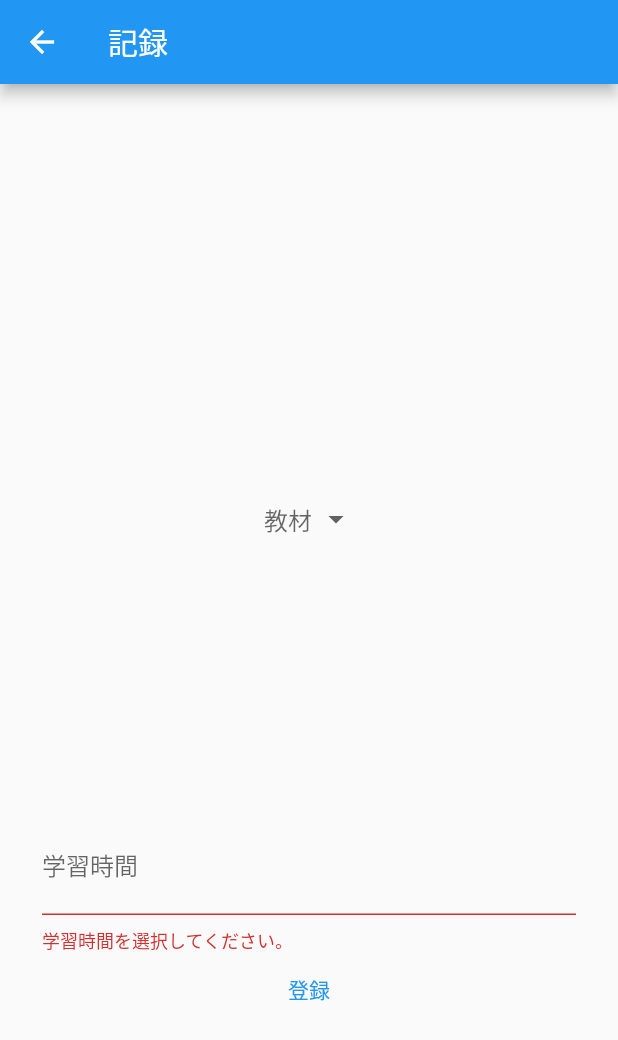
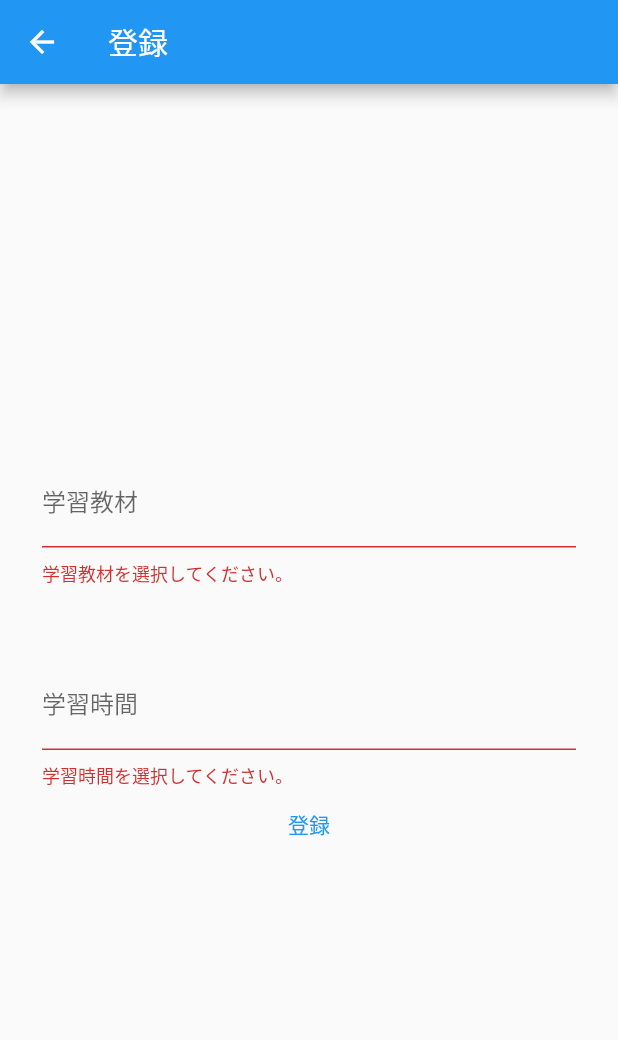
Before and after one commit to trm11tkr/learning-management-app, a Flutter app: the EditRecordPage screen opened directly, after a tap on "登録", on a phone screen of 412 x 824 dp. Shown: the top 1040 px of the screen. Run offline on Flutter 3.47's test engine with Material 2 defaults, Android fonts, the phone set to English and light mode, and no system bars; our stand-ins replace flutter_hooks, freezed_annotation, hooks_riverpod.

Commit message:
学習記録の編集をドラムロール式に統一

```diff
--- a/lib/presentation/pages/edit_record_page.dart
+++ b/lib/presentation/pages/edit_record_page.dart
@@ -3,8 +3,8 @@ import 'package:flutter/cupertino.dart';
 
 import 'package:hooks_riverpod/hooks_riverpod.dart';
 import 'package:flutter_hooks/flutter_hooks.dart';
-import 'package:learning_management_app/provider/record_provider.dart';
 
+import '../../provider/record_provider.dart';
 import '../../model/entities/record.dart';
 import '../../provider/material_provider.dart';
 
@@ -16,19 +16,25 @@ class EditRecordPage extends HookConsumerWidget {
   @override
   Widget build(BuildContext context, WidgetRef ref) {
     final materialData = ref.watch(materialProvider);
-    final dropDownValue = useState<String>(record?.materialId ?? '');
     final timerController = useTextEditingController();
+    final materialController = useTextEditingController();
     final form = GlobalKey<FormState>();
 
     useEffect(() {
       if (record != null) {
-        timerController.text = record?.learningTime.toString() ?? "";
+        materialController.text = ref
+            .watch(materialProvider.notifier)
+            .getById(record!.materialId)
+            .title;
+        timerController.text = record!.learningTime.toString();
       }
     }, const []);
 
-    void showPicker() {
-      final List<int> timer = [30, 60, 90, 120, 150, 180, 210, 240, 300];
-      final pickerItems = timer.map((time) => Text('$time分')).toList();
+    void showPicker({
+      required controller,
+      required List<String> pickerItems,
+      required List<String> settingValues,
+    }) {
       var selectedIndex = 0;
 
       showCupertinoModalPopup<void>(
@@ -46,7 +52,7 @@ class EditRecordPage extends HookConsumerWidget {
                 squeeze: 1.2,
                 useMagnifier: true,
                 itemExtent: 40,
-                children: pickerItems,
+                children: pickerItems.map((item) => Text(item)).toList(),
                 onSelectedItemChanged: (int index) {
                   selectedIndex = index;
                 },
@@ -55,15 +61,13 @@ class EditRecordPage extends HookConsumerWidget {
           );
         },
       ).then((_) {
-        if (selectedIndex != null) {
-          timerController.text = '${timer[selectedIndex]}';
-        }
+        controller.text = pickerItems[selectedIndex];
       });
     }
 
     return Scaffold(
       appBar: AppBar(
-        title: const Text('記録'),
+        title: record == null ? const Text('登録') : const Text('編集')
       ),
       body: Center(
         child: Padding(
@@ -73,26 +77,32 @@ class EditRecordPage extends HookConsumerWidget {
             child: Column(
               mainAxisAlignment: MainAxisAlignment.center,
               children: [
-                SizedBox(
-                  height: 300,
-                  child: DropdownButtonHideUnderline(
-                    child: DropdownButton(
-                      hint: const Text('教材'),
-                      value: dropDownValue.value == ''
-                          ? null
-                          : dropDownValue.value,
-                      items: materialData
-                          .map(
-                            (material) => DropdownMenuItem(
-                              value: material.id,
-                              child: Text(material.title),
-                            ),
-                          )
-                          .toList(),
-                      onChanged: (value) {
-                        dropDownValue.value = value as String;
-                      },
-                    ),
+                Container(
+                  padding: const EdgeInsets.symmetric(horizontal: 20),
+                  child: TextFormField(
+                    textAlign: TextAlign.end,
+                    controller: materialController,
+                    decoration: const InputDecoration(label: Text('学習教材')),
+                    onTap: () {
+                      // キーボードが出ないようにする
+                      FocusScope.of(context).requestFocus(FocusNode());
+
+                      showPicker(
+                        controller: materialController,
+                        pickerItems: materialData
+                            .map((material) => material.title)
+                            .toList(),
+                        settingValues: materialData
+                            .map((material) => material.id)
+                            .toList(),
+                      );
+                    },
+                    validator: (value) {
+                      if (value == null || value.isEmpty) {
+                        return '学習教材を選択してください。';
+                      }
+                      return null;
+                    },
                   ),
                 ),
                 const SizedBox(
@@ -103,12 +113,26 @@ class EditRecordPage extends HookConsumerWidget {
                   child: TextFormField(
                     textAlign: TextAlign.end,
                     controller: timerController,
-                    decoration: const InputDecoration(
-                        label: Text('学習時間'), suffix: Text('分')),
+                    decoration: const InputDecoration(label: Text('学習時間')),
                     onTap: () {
                       // キーボードが出ないようにする
                       FocusScope.of(context).requestFocus(FocusNode());
-                      showPicker();
+                      final settingValues = [
+                        '30',
+                        '60',
+                        '90',
+                        '120',
+                        '150',
+                        '180',
+                        '210',
+                        '240',
+                        '300'
+                      ];
+                      showPicker(
+                          controller: timerController,
+                          pickerItems:
+                              settingValues.map((value) => '$value分').toList(),
+                          settingValues: settingValues,);
                     },
                     validator: (value) {
                       if (value == null || value.isEmpty) {
@@ -126,13 +150,21 @@ class EditRecordPage extends HookConsumerWidget {
                     if (record != null) {
                       ref.watch(recordProvider.notifier).edit(
                             recordId: record!.id,
-                            materialId: dropDownValue.value,
-                            learningTime: int.parse(timerController.text),
+                            materialId: ref
+                                .watch(materialProvider.notifier)
+                                .getByTitle(materialController.text),
+                            learningTime: int.parse(
+                              timerController.text.replaceFirst("分", ""),
+                            ),
                           );
                     } else {
                       ref.watch(recordProvider.notifier).add(
-                            materialId: dropDownValue.value,
-                            learningTime: int.parse(timerController.text),
+                            materialId: ref
+                                .watch(materialProvider.notifier)
+                                .getByTitle(materialController.text),
+                            learningTime: int.parse(
+                              timerController.text.replaceFirst("分", ""),
+                            ),
                           );
                     }
                     Navigator.of(context).pop();
--- a/lib/provider/material_provider.dart
+++ b/lib/provider/material_provider.dart
@@ -36,6 +36,10 @@ class MaterialList extends StateNotifier<List<MaterialData>> {
     return state.firstWhere((material) => material.id == materialId);
   }
 
+  String getByTitle(String materialTitle) {
+    return state.firstWhere((material) => material.title == materialTitle).id;
+  }
+
   // 追加
   void add(String title) {
     state = [
```
